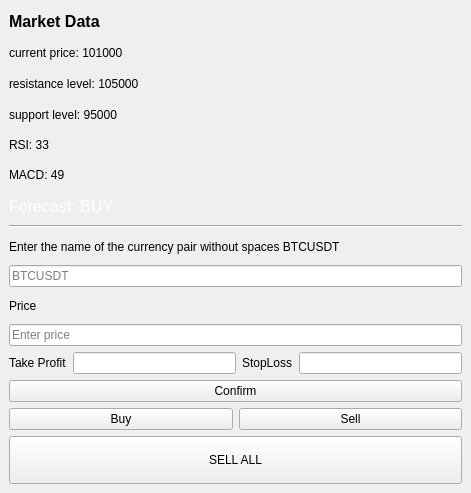
gjast/QT_Proj, file mainApp/mainwindow.ui: the form before one commit.
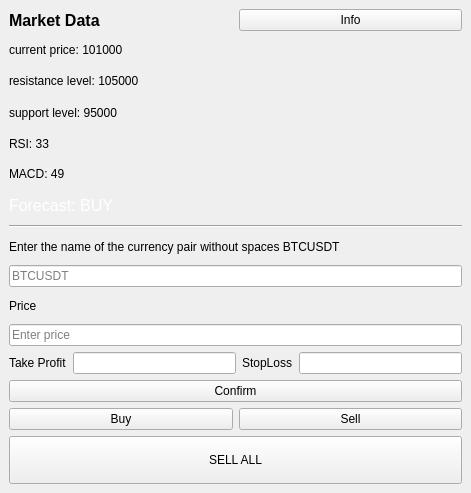
The form after the commit.

```diff
--- a/mainApp/mainwindow.ui
+++ b/mainApp/mainwindow.ui
@@ -16,6 +16,8 @@
   <widget class="QWidget" name="centralwidget">
    <layout class="QVBoxLayout" name="verticalLayout">
     <item>
+     <layout class="QHBoxLayout" name="horizontalLayout_6">
+      <item>
      <widget class="QLabel" name="titleLabel">
       <property name="styleSheet">
        <string notr="true">font-weight: bold; font-size: 16px;</string>
@@ -24,6 +26,15 @@
        <string>Market Data</string>
       </property>
      </widget>
+      </item>
+      <item>
+       <widget class="QPushButton" name="on_InfoButton_clicked">
+        <property name="text">
+         <string>Info</string>
+        </property>
+       </widget>
+      </item>
+     </layout>
     </item>
     <item>
      <widget class="QLabel" name="priceLabel">
```
Lines whose indentation alone changed are shown as unchanged.
